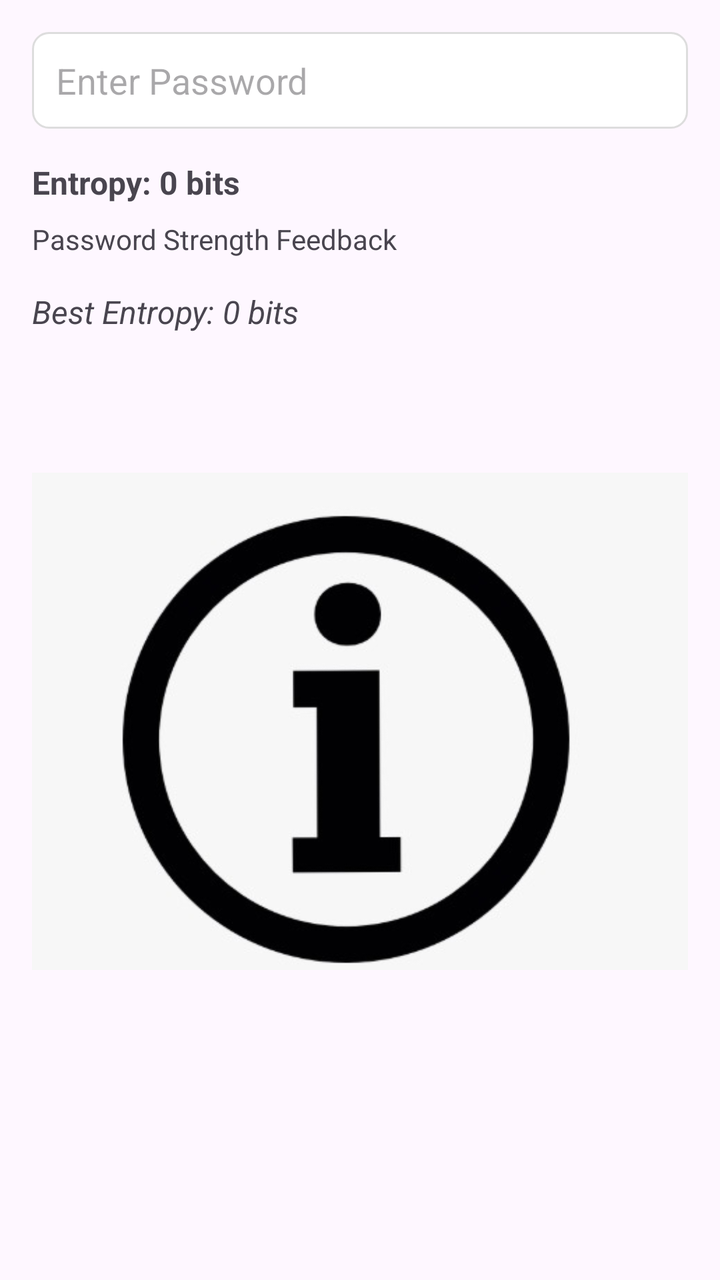
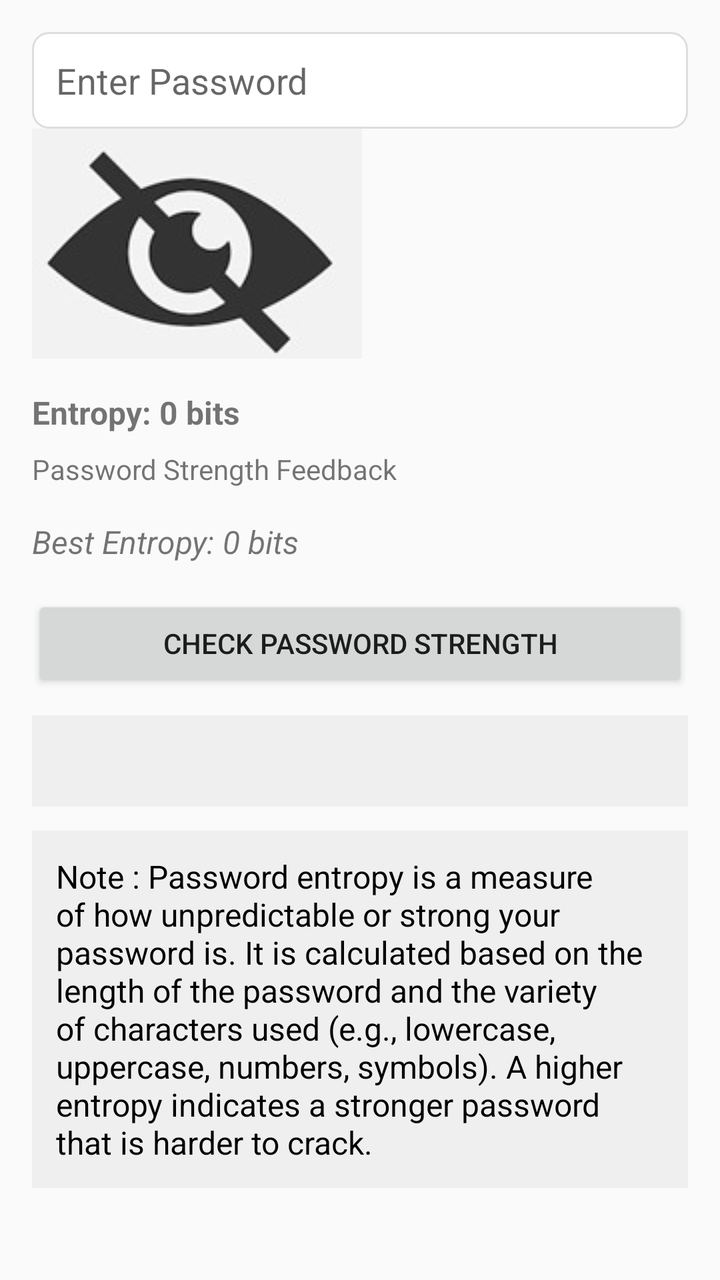

Two renders of the same Android screen: before a commit and after it. Below are the layout's source before the change and the commit's diff.
<!-- AndroidManifest.xml: application theme Theme.BioSecureAI -->
<!-- res/layout/activity_password.xml -->
<RelativeLayout xmlns:android="http://schemas.android.com/apk/res/android"
    android:layout_width="match_parent"
    android:layout_height="match_parent"
    android:padding="16dp">

    
    <EditText
        android:id="@+id/passwordInput"
        android:layout_width="match_parent"
        android:layout_height="wrap_content"
        android:hint="Enter Password"
        android:inputType="textPassword"
        android:padding="12dp"
        android:background="@drawable/input_background" />

    
    <ImageView
        android:id="@+id/toggleVisibility"
        android:layout_width="wrap_content"
        android:layout_height="wrap_content"
        android:layout_alignParentEnd="true"
        android:layout_marginEnd="8dp"
        android:layout_toEndOf="@id/passwordInput"
        android:src="@drawable/ic_visibility_off"
        android:contentDescription="Toggle Password Visibility" />

    
    <TextView
        android:id="@+id/entropyResult"
        android:layout_width="wrap_content"
        android:layout_height="wrap_content"
        android:layout_below="@id/passwordInput"
        android:layout_marginTop="16dp"
        android:text="Entropy: 0 bits"
        android:textSize="16sp"
        android:textStyle="bold" />

    
    <TextView
        android:id="@+id/feedbackMessage"
        android:layout_width="wrap_content"
        android:layout_height="wrap_content"
        android:layout_below="@id/entropyResult"
        android:layout_marginTop="8dp"
        android:text="Password Strength Feedback"
        android:textSize="14sp" />

    
    <TextView
        android:id="@+id/bestEntropyText"
        android:layout_width="wrap_content"
        android:layout_height="wrap_content"
        android:layout_below="@id/feedbackMessage"
        android:layout_marginTop="16dp"
        android:text="Best Entropy: 0 bits"
        android:textSize="16sp"
        android:textStyle="italic" />

    
    <ImageView
        android:id="@+id/infoButton"
        android:layout_width="wrap_content"
        android:layout_height="wrap_content"
        android:layout_alignParentEnd="true"
        android:layout_below="@id/bestEntropyText"
        android:layout_marginTop="16dp"
        android:src="@drawable/ic_info"
        android:contentDescription="Info Button" />

</RelativeLayout>
<!-- resources referenced by this layout -->
<resources>
  <!-- drawable ic_info: jpeg bitmap (drawable, 16049 bytes) -->
  <!-- drawable ic_visibility_off: jpeg bitmap (drawable, 5062 bytes) -->
  <!-- drawable input_background (drawable) -->
  <shape xmlns:android="http://schemas.android.com/apk/res/android">
      <solid android:color="#FFFFFF" />
      <corners android:radius="8dp" />
      <stroke android:width="1dp" android:color="#DDDDDD" />
  </shape>
  <style name="Theme.BioSecureAI" parent="Base.Theme.BioSecureAI" />
  <style name="Base.Theme.BioSecureAI" parent="Theme.Material3.DayNight.NoActionBar">
          
          
      </style>
</resources>

<!-- the commit's change to res/layout/activity_password.xml (unified diff, before → after) -->
@@ -1,6 +1,8 @@
-<RelativeLayout xmlns:android="http://schemas.android.com/apk/res/android"
+<?xml version="1.0" encoding="utf-8"?>
+<LinearLayout xmlns:android="http://schemas.android.com/apk/res/android"
     android:layout_width="match_parent"
     android:layout_height="match_parent"
+    android:orientation="vertical"
     android:padding="16dp">
 
     
@@ -57,14 +59,36 @@
         android:textStyle="italic" />
 
     
-    <ImageView
-        android:id="@+id/infoButton"
-        android:layout_width="wrap_content"
+    <Button
+        android:id="@+id/checkButton"
+        android:layout_width="match_parent"
         android:layout_height="wrap_content"
-        android:layout_alignParentEnd="true"
-        android:layout_below="@id/bestEntropyText"
-        android:layout_marginTop="16dp"
-        android:src="@drawable/ic_info"
-        android:contentDescription="Info Button" />
+        android:text="Check Password Strength"
+        android:padding="12dp"
+        android:layout_marginTop="16dp"/>
 
-</RelativeLayout>
+    
+    <TextView
+        android:id="@+id/resultText"
+        android:layout_width="match_parent"
+        android:layout_height="wrap_content"
+        android:text=""
+        android:padding="12dp"
+        android:textSize="16sp"
+        android:background="#EFEFEF"
+        android:textColor="#000"
+        android:layout_marginTop="12dp"/>
+
+    
+    <TextView
+        android:id="@+id/infoText"
+        android:layout_width="match_parent"
+        android:layout_height="wrap_content"
+        android:text="Note : Password entropy is a measure of how unpredictable or strong your password is. It is calculated based on the length of the password and the variety of characters used (e.g., lowercase, uppercase, numbers, symbols). A higher entropy indicates a stronger password that is harder to crack."
+        android:padding="12dp"
+        android:textSize="16sp"
+        android:background="#EFEFEF"
+        android:textColor="#000"
+        android:layout_marginTop="12dp"/>
+
+</LinearLayout>
<!-- resource entries referenced after the edit -->
@@ -1,6 +1,5 @@
 <!-- resources referenced by this layout -->
 <resources>
-  <!-- drawable ic_info: jpeg bitmap (drawable, 16049 bytes) -->
   <!-- drawable ic_visibility_off: jpeg bitmap (drawable, 5062 bytes) -->
   <!-- drawable input_background (drawable) -->
   <shape xmlns:android="http://schemas.android.com/apk/res/android">
@@ -8,10 +7,6 @@
       <corners android:radius="8dp" />
       <stroke android:width="1dp" android:color="#DDDDDD" />
   </shape>
-  <style name="Theme.BioSecureAI" parent="Base.Theme.BioSecureAI" />
-  <style name="Base.Theme.BioSecureAI" parent="Theme.Material3.DayNight.NoActionBar">
-          
-          
-      </style>
+  <style name="Theme.BioSecureAI" parent="Theme.AppCompat.Light.NoActionBar" />
 </resources>
 
